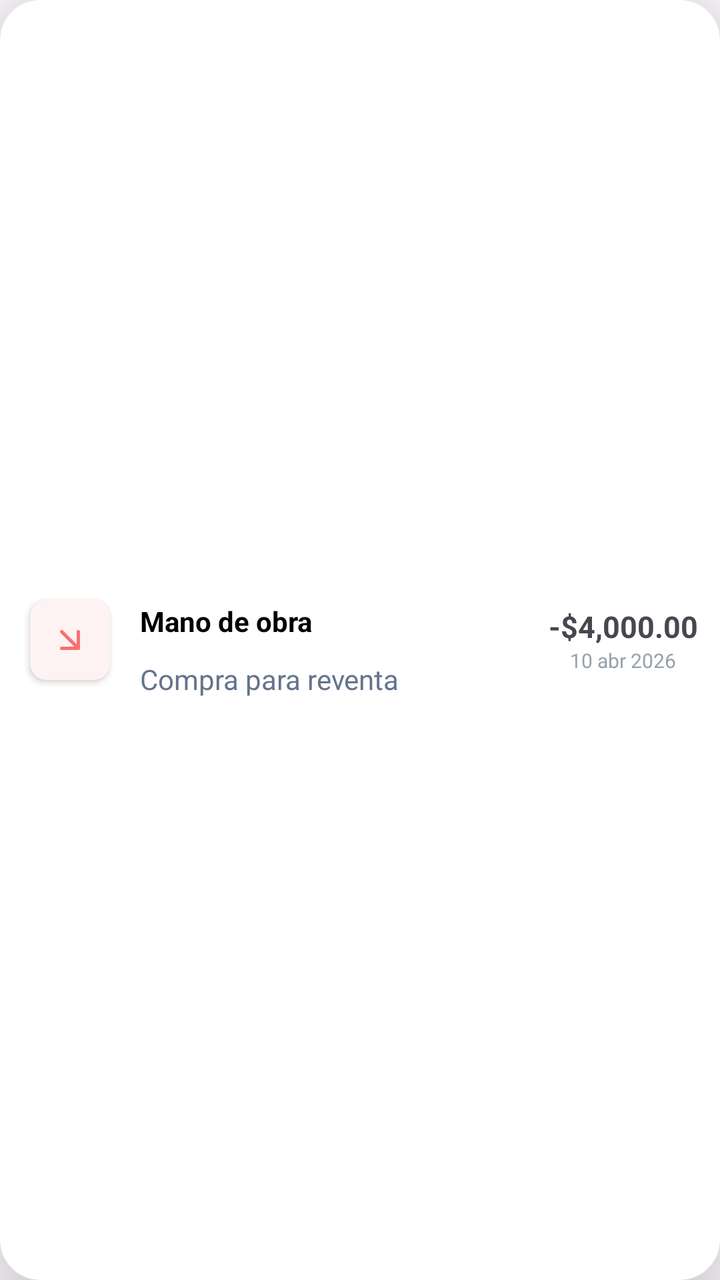
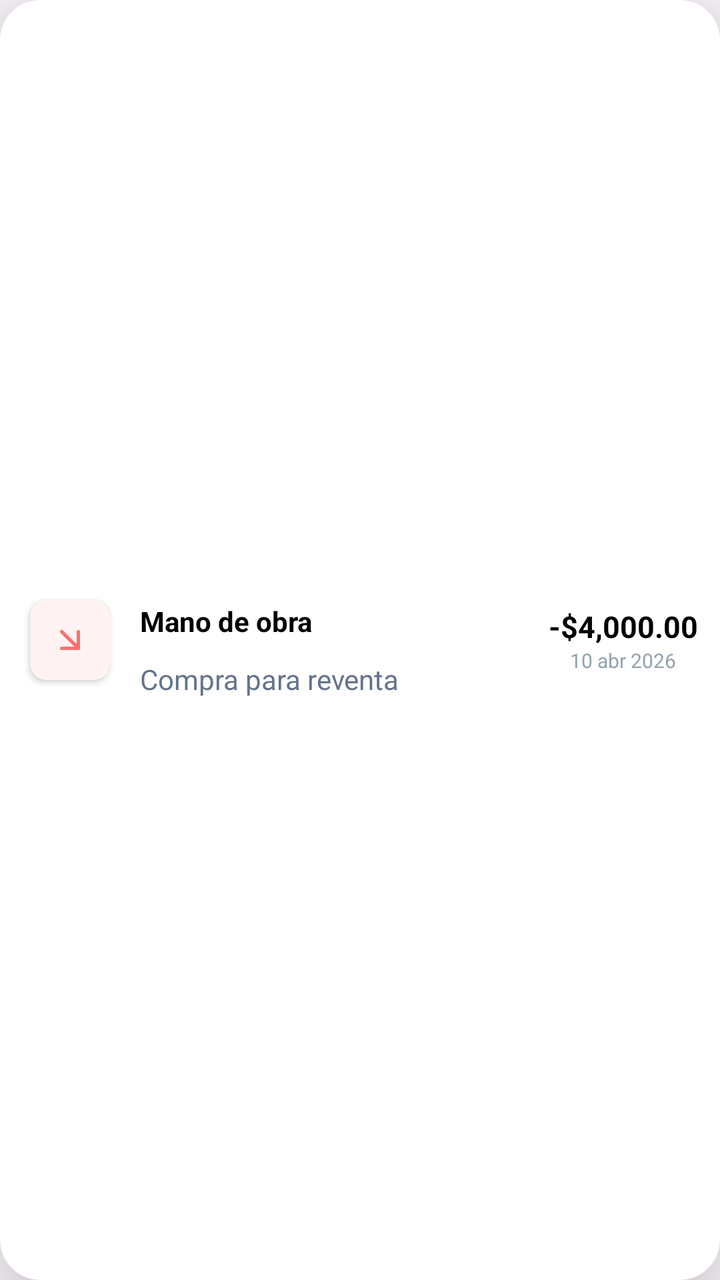

Two renders of the same Android screen: before a commit and after it. Below are the layout's source before the change and the commit's diff.
<!-- AndroidManifest.xml: application theme Theme.RendiCash11 -->
<!-- res/layout/item_movimiento.xml -->
<?xml version="1.0" encoding="utf-8"?>
<androidx.cardview.widget.CardView
    xmlns:android="http://schemas.android.com/apk/res/android"
    xmlns:app="http://schemas.android.com/apk/res-auto"
    android:layout_width="match_parent"
    android:layout_height="wrap_content"
    android:id="@+id/item_proyecto"
    app:cardCornerRadius="20dp"
    app:cardElevation="30dp"
    android:backgroundTint="@color/white"
    android:layout_margin="5dp">
    <LinearLayout
        android:layout_width="match_parent"
        android:layout_height="match_parent"
        android:orientation="horizontal"
        >
        <androidx.cardview.widget.CardView
            android:layout_width="40dp"
            android:layout_height="40dp"
            app:cardCornerRadius="8dp"
            android:layout_gravity="center"
            android:layout_margin="15dp"
            app:cardBackgroundColor="@color/rojo_claro"
            android:id="@+id/it_movimeinto_bg_img"
            >
            <LinearLayout
                android:layout_width="match_parent"
                android:layout_height="match_parent"
                android:gravity="center">
                <ImageView
                    android:layout_width="match_parent"
                    android:layout_height="match_parent"
                    android:src="@drawable/ic_arrowdownright"
                    android:layout_margin="10dp"
                    android:id="@+id/it_movimeinto_img"
                    />
            </LinearLayout>
        </androidx.cardview.widget.CardView>
        <LinearLayout
            android:layout_width="0dp"
            android:layout_height="match_parent"
            android:layout_weight="2"
            android:gravity="center_vertical"
            android:orientation="vertical">
            <TextView
                android:layout_width="wrap_content"
                android:layout_height="wrap_content"
                android:text="Mano de obra"
                android:textColor="@color/black"
                android:maxLines="1"
                android:ellipsize="end"
                android:textStyle="bold"
                android:id="@+id/it_movimiento_txtnombre"
                android:layout_marginTop="10dp"
                />
            <TextView
                android:layout_width="wrap_content"
                android:layout_height="wrap_content"
                android:text="Compra para reventa"
                android:textColor="@color/gray"
                android:id="@+id/it_movimiento_txtdescripcion"
                android:layout_marginTop="10dp"
                android:maxLines="1"
                android:ellipsize="end"
                />
        </LinearLayout>
        <LinearLayout
            android:layout_width="0dp"
            android:layout_height="match_parent"
            android:layout_weight="1"
            android:gravity="center"
            android:orientation="vertical">
            <TextView
                android:layout_width="wrap_content"
                android:layout_height="wrap_content"
                android:text="-$4,000.00"
                android:maxLines="1"
                android:ellipsize="end"
                android:textStyle="bold"
                android:textSize="15sp"
                android:id="@+id/it_movimiento_txtmonto"
                />
            <TextView
                android:layout_width="wrap_content"
                android:layout_height="wrap_content"
                android:text="10 abr 2026"
                android:textSize="10sp"
                android:textColor="@color/light_gray"
                android:maxLines="1"
                android:ellipsize="end"
                android:id="@+id/it_movimeinto_txtfecha"
                />

        </LinearLayout>
    </LinearLayout>
</androidx.cardview.widget.CardView>
<!-- resources referenced by this layout -->
<resources>
  <color name="black">#FF000000</color>
  <color name="gray">#64748B</color>
  <color name="light_gray">#94A3AB</color>
  <color name="rojo_claro">#FEF2F2</color>
  <color name="white">#FFFFFFFF</color>
  <!-- drawable ic_arrowdownright (drawable) -->
  <vector xmlns:android="http://schemas.android.com/apk/res/android"
      android:width="24dp"
      android:height="24dp"
      android:viewportWidth="24"
      android:viewportHeight="24">
    <path
        android:pathData="m7,7 l10,10"
        android:strokeLineJoin="round"
        android:strokeWidth="2"
        android:fillColor="#00000000"
        android:strokeColor="@color/red"
        android:strokeLineCap="round"/>
    <path
        android:pathData="M17,7v10H7"
        android:strokeLineJoin="round"
        android:strokeWidth="2"
        android:fillColor="#00000000"
        android:strokeColor="@color/red"
        android:strokeLineCap="round"/>
  </vector>
  <style name="Theme.RendiCash11" parent="Base.Theme.RendiCash11" />
  <color name="red">#F87171</color>
  <style name="Base.Theme.RendiCash11" parent="Theme.Material3.DayNight.NoActionBar">
          
          
      </style>
</resources>

<!-- the commit's change to res/layout/item_movimiento.xml (unified diff, before → after) -->
@@ -4,7 +4,7 @@
     xmlns:app="http://schemas.android.com/apk/res-auto"
     android:layout_width="match_parent"
     android:layout_height="wrap_content"
-    android:id="@+id/item_proyecto"
+    android:id="@+id/item_movimiento"
     app:cardCornerRadius="20dp"
     app:cardElevation="30dp"
     android:backgroundTint="@color/white"
@@ -78,6 +78,7 @@
                 android:ellipsize="end"
                 android:textStyle="bold"
                 android:textSize="15sp"
+                android:textColor="@color/black"
                 android:id="@+id/it_movimiento_txtmonto"
                 />
             <TextView
